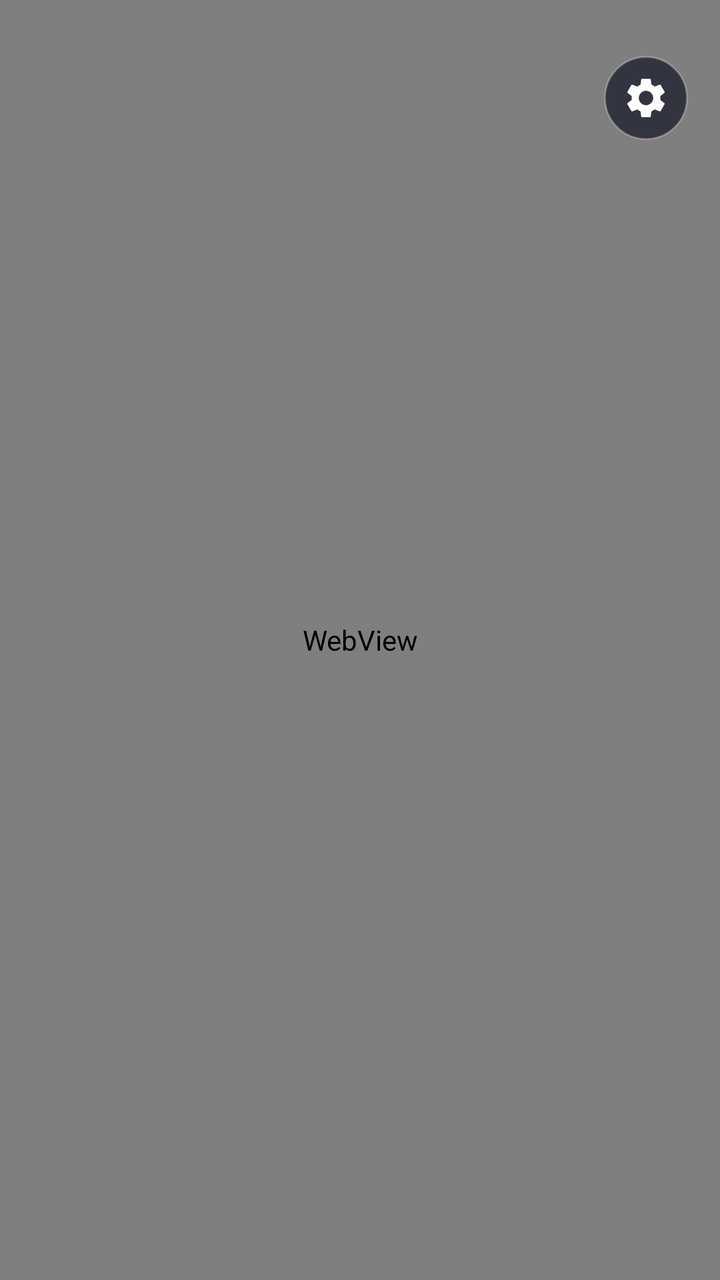
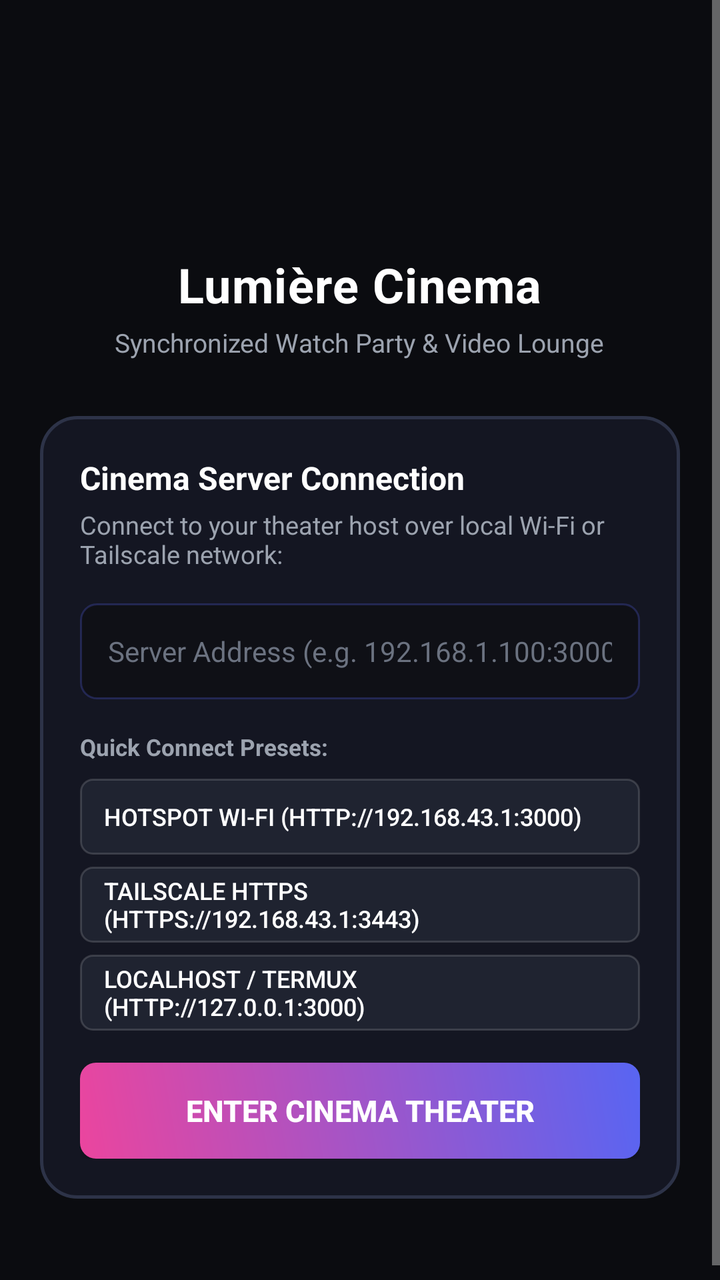

Before-and-after screenshots of an Android layout around one commit, followed by the original layout XML and the change that was made.
<!-- AndroidManifest.xml: application theme Theme.Lumiere -->
<!-- res/layout/activity_main.xml -->
<?xml version="1.0" encoding="utf-8"?>
<FrameLayout xmlns:android="http://schemas.android.com/apk/res/android"
    android:layout_width="match_parent"
    android:layout_height="match_parent"
    android:background="@color/bg_dark">

    
    <WebView
        android:id="@+id/webView"
        android:layout_width="match_parent"
        android:layout_height="match_parent"
        android:background="@color/bg_dark" />

    
    <ProgressBar
        android:id="@+id/progressBar"
        style="?android:attr/progressBarStyleHorizontal"
        android:layout_width="match_parent"
        android:layout_height="3dp"
        android:layout_gravity="top"
        android:max="100"
        android:progress="0"
        android:visibility="gone" />

    
    <FrameLayout
        android:id="@+id/customViewContainer"
        android:layout_width="match_parent"
        android:layout_height="match_parent"
        android:background="#000000"
        android:visibility="gone" />

    
    <ImageButton
        android:id="@+id/btnServerSettings"
        android:layout_width="42dp"
        android:layout_height="42dp"
        android:layout_gravity="top|end"
        android:layout_marginTop="28dp"
        android:layout_marginEnd="16dp"
        android:background="@drawable/btn_server_bg"
        android:src="@drawable/ic_server_gear"
        android:scaleType="centerInside"
        android:padding="9dp"
        android:contentDescription="Server Settings"
        android:elevation="6dp" />

    
    <LinearLayout
        android:id="@+id/errorView"
        android:layout_width="match_parent"
        android:layout_height="match_parent"
        android:orientation="vertical"
        android:gravity="center"
        android:padding="32dp"
        android:background="@color/bg_dark"
        android:visibility="gone">

        <ImageView
            android:layout_width="72dp"
            android:layout_height="72dp"
            android:src="@mipmap/ic_launcher"
            android:contentDescription="Lumiere Logo" />

        <TextView
            android:layout_width="wrap_content"
            android:layout_height="wrap_content"
            android:layout_marginTop="16dp"
            android:text="Lumière Cinema"
            android:textColor="@color/text_white"
            android:textSize="22sp"
            android:textStyle="bold" />

        <TextView
            android:id="@+id/errorStatusText"
            android:layout_width="wrap_content"
            android:layout_height="wrap_content"
            android:layout_marginTop="8dp"
            android:text="Cannot connect to theater server"
            android:textColor="@color/text_muted"
            android:textSize="14sp"
            android:gravity="center" />

        <Button
            android:id="@+id/btnRetry"
            android:layout_width="wrap_content"
            android:layout_height="44dp"
            android:layout_marginTop="24dp"
            android:background="@drawable/btn_primary_bg"
            android:text="Retry Connection"
            android:textColor="@color/text_white"
            android:paddingStart="24dp"
            android:paddingEnd="24dp" />

        <Button
            android:id="@+id/btnChangeServerFromError"
            android:layout_width="wrap_content"
            android:layout_height="44dp"
            android:layout_marginTop="12dp"
            android:background="@android:color/transparent"
            android:text="Change Server Address"
            android:textColor="@color/primary_accent" />
    </LinearLayout>

</FrameLayout>
<!-- resources referenced by this layout -->
<resources>
  <color name="bg_dark">#0b0c10</color>
  <color name="primary_accent">#5865f2</color>
  <color name="text_muted">#9ca3af</color>
  <color name="text_white">#ffffff</color>
  <!-- drawable btn_primary_bg (drawable) -->
  <?xml version="1.0" encoding="utf-8"?>
  <shape xmlns:android="http://schemas.android.com/apk/res/android"
      android:shape="rectangle">
      <corners android:radius="8dp" />
      <gradient
          android:angle="45"
          android:startColor="#eb459e"
          android:endColor="#5865f2"
          android:type="linear" />
  </shape>
  <!-- drawable btn_server_bg (drawable) -->
  <?xml version="1.0" encoding="utf-8"?>
  <shape xmlns:android="http://schemas.android.com/apk/res/android"
      android:shape="oval">
      <solid android:color="#cc1f2330" />
      <stroke android:width="1dp" android:color="#40ffffff" />
  </shape>
  <!-- mipmap ic_launcher (mipmap-anydpi-v26) -->
  <?xml version="1.0" encoding="utf-8"?>
  <adaptive-icon xmlns:android="http://schemas.android.com/apk/res/android">
      <background android:drawable="@color/ic_launcher_background" />
      <foreground android:drawable="@drawable/ic_launcher_foreground" />
  </adaptive-icon>
  <style name="Theme.Lumiere" parent="@android:style/Theme.Material.NoActionBar">
          <item name="android:windowBackground">@color/bg_dark</item>
          <item name="android:statusBarColor">@color/status_bar</item>
          <item name="android:navigationBarColor">@color/status_bar</item>
          <item name="android:windowNoTitle">true</item>
          <item name="android:windowActionBar">false</item>
      </style>
  <color name="ic_launcher_background">#0b0c10</color>
  <color name="status_bar">#07080a</color>
  <!-- unchanged entries left out for length: 2 -->
</resources>

<!-- the commit's change to res/layout/activity_main.xml (unified diff, before → after) -->
@@ -9,7 +9,8 @@
         android:id="@+id/webView"
         android:layout_width="match_parent"
         android:layout_height="match_parent"
-        android:background="@color/bg_dark" />
+        android:background="@color/bg_dark"
+        android:visibility="gone" />
 
     
     <ProgressBar
@@ -29,6 +30,182 @@
         android:layout_height="match_parent"
         android:background="#000000"
         android:visibility="gone" />
+
+    
+    <ScrollView
+        android:id="@+id/startPageView"
+        android:layout_width="match_parent"
+        android:layout_height="match_parent"
+        android:fillViewport="true"
+        android:background="@color/bg_dark"
+        android:visibility="visible">
+
+        <LinearLayout
+            android:layout_width="match_parent"
+            android:layout_height="wrap_content"
+            android:orientation="vertical"
+            android:gravity="center_horizontal"
+            android:paddingStart="20dp"
+            android:paddingEnd="20dp"
+            android:paddingTop="36dp"
+            android:paddingBottom="48dp">
+
+            
+            <ImageView
+                android:layout_width="76dp"
+                android:layout_height="76dp"
+                android:src="@mipmap/ic_launcher"
+                android:contentDescription="Lumiere Logo" />
+
+            <TextView
+                android:layout_width="wrap_content"
+                android:layout_height="wrap_content"
+                android:layout_marginTop="14dp"
+                android:text="@string/start_title"
+                android:textColor="@color/text_white"
+                android:textSize="24sp"
+                android:textStyle="bold"
+                android:letterSpacing="0.02" />
+
+            <TextView
+                android:layout_width="wrap_content"
+                android:layout_height="wrap_content"
+                android:layout_marginTop="4dp"
+                android:text="@string/start_subtitle"
+                android:textColor="@color/text_muted"
+                android:textSize="13sp"
+                android:gravity="center" />
+
+            
+            <LinearLayout
+                android:layout_width="match_parent"
+                android:layout_height="wrap_content"
+                android:layout_marginTop="28dp"
+                android:orientation="vertical"
+                android:background="@drawable/card_start_background"
+                android:padding="20dp">
+
+                <TextView
+                    android:layout_width="wrap_content"
+                    android:layout_height="wrap_content"
+                    android:text="@string/start_card_title"
+                    android:textColor="@color/text_white"
+                    android:textSize="16sp"
+                    android:textStyle="bold" />
+
+                <TextView
+                    android:layout_width="wrap_content"
+                    android:layout_height="wrap_content"
+                    android:layout_marginTop="4dp"
+                    android:text="@string/start_card_desc"
+                    android:textColor="@color/text_muted"
+                    android:textSize="12.5sp" />
+
+                
+                <EditText
+                    android:id="@+id/startServerUrlInput"
+                    android:layout_width="match_parent"
+                    android:layout_height="48dp"
+                    android:layout_marginTop="16dp"
+                    android:background="@drawable/input_background"
+                    android:hint="@string/server_url_hint"
+                    android:textColorHint="#6b7280"
+                    android:textColor="@color/text_white"
+                    android:paddingStart="14dp"
+                    android:paddingEnd="14dp"
+                    android:singleLine="true"
+                    android:inputType="textUri"
+                    android:textSize="14sp" />
+
+                
+                <TextView
+                    android:layout_width="wrap_content"
+                    android:layout_height="wrap_content"
+                    android:layout_marginTop="16dp"
+                    android:text="@string/btn_presets"
+                    android:textColor="@color/text_muted"
+                    android:textSize="11.5sp"
+                    android:textStyle="bold" />
+
+                <LinearLayout
+                    android:layout_width="match_parent"
+                    android:layout_height="wrap_content"
+                    android:layout_marginTop="8dp"
+                    android:orientation="vertical">
+
+                    <Button
+                        android:id="@+id/btnStartPresetHotspot"
+                        android:layout_width="match_parent"
+                        android:layout_height="38dp"
+                        android:layout_marginBottom="6dp"
+                        android:background="@drawable/btn_preset_bg"
+                        android:text="@string/preset_hotspot"
+                        android:textColor="@color/text_white"
+                        android:textSize="12sp"
+                        android:gravity="center_vertical|start"
+                        android:paddingStart="12dp"
+                        android:paddingEnd="12dp" />
+
+                    <Button
+                        android:id="@+id/btnStartPresetTailscale"
+                        android:layout_width="match_parent"
+                        android:layout_height="38dp"
+                        android:layout_marginBottom="6dp"
+                        android:background="@drawable/btn_preset_bg"
+                        android:text="@string/preset_tailscale"
+                        android:textColor="@color/text_white"
+                        android:textSize="12sp"
+                        android:gravity="center_vertical|start"
+                        android:paddingStart="12dp"
+                        android:paddingEnd="12dp" />
+
+                    <Button
+                        android:id="@+id/btnStartPresetLocalhost"
+                        android:layout_width="match_parent"
+                        android:layout_height="38dp"
+                        android:background="@drawable/btn_preset_bg"
+                        android:text="@string/preset_localhost"
+                        android:textColor="@color/text_white"
+                        android:textSize="12sp"
+                        android:gravity="center_vertical|start"
+                        android:paddingStart="12dp"
+                        android:paddingEnd="12dp" />
+                </LinearLayout>
+
+                
+                <ProgressBar
+                    android:id="@+id/startProgressBar"
+                    android:layout_width="32dp"
+                    android:layout_height="32dp"
+                    android:layout_gravity="center_horizontal"
+                    android:layout_marginTop="12dp"
+                    android:visibility="gone" />
+
+                <TextView
+                    android:id="@+id/startStatusText"
+                    android:layout_width="match_parent"
+                    android:layout_height="wrap_content"
+                    android:layout_marginTop="8dp"
+                    android:gravity="center"
+                    android:textColor="@color/primary_accent"
+                    android:textSize="13sp"
+                    android:visibility="gone" />
+
+                
+                <Button
+                    android:id="@+id/btnStartConnect"
+                    android:layout_width="match_parent"
+                    android:layout_height="48dp"
+                    android:layout_marginTop="16dp"
+                    android:background="@drawable/btn_primary_bg"
+                    android:text="@string/btn_connect_cinema"
+                    android:textColor="@color/text_white"
+                    android:textSize="15sp"
+                    android:textStyle="bold" />
+            </LinearLayout>
+
+        </LinearLayout>
+    </ScrollView>
 
     
     <ImageButton
@@ -43,7 +220,8 @@
         android:scaleType="centerInside"
         android:padding="9dp"
         android:contentDescription="Server Settings"
-        android:elevation="6dp" />
+        android:elevation="6dp"
+        android:visibility="gone" />
 
     
     <LinearLayout
<!-- resource entries referenced after the edit -->
@@ -4,6 +4,14 @@
   <color name="primary_accent">#5865f2</color>
   <color name="text_muted">#9ca3af</color>
   <color name="text_white">#ffffff</color>
+  <!-- drawable btn_preset_bg (drawable) -->
+  <?xml version="1.0" encoding="utf-8"?>
+  <shape xmlns:android="http://schemas.android.com/apk/res/android"
+      android:shape="rectangle">
+      <solid android:color="#1f2330" />
+      <corners android:radius="6dp" />
+      <stroke android:width="1dp" android:color="#26ffffff" />
+  </shape>
   <!-- drawable btn_primary_bg (drawable) -->
   <?xml version="1.0" encoding="utf-8"?>
   <shape xmlns:android="http://schemas.android.com/apk/res/android"
@@ -22,12 +30,38 @@
       <solid android:color="#cc1f2330" />
       <stroke android:width="1dp" android:color="#40ffffff" />
   </shape>
+  <!-- drawable card_start_background (drawable) -->
+  <?xml version="1.0" encoding="utf-8"?>
+  <shape xmlns:android="http://schemas.android.com/apk/res/android"
+      android:shape="rectangle">
+      <solid android:color="#141622" />
+      <corners android:radius="18dp" />
+      <stroke android:width="1.5dp" android:color="#2d3348" />
+  </shape>
+  <!-- drawable input_background (drawable) -->
+  <?xml version="1.0" encoding="utf-8"?>
+  <shape xmlns:android="http://schemas.android.com/apk/res/android"
+      android:shape="rectangle">
+      <solid android:color="#0f1016" />
+      <corners android:radius="8dp" />
+      <stroke android:width="1dp" android:color="#405865f2" />
+  </shape>
   <!-- mipmap ic_launcher (mipmap-anydpi-v26) -->
   <?xml version="1.0" encoding="utf-8"?>
   <adaptive-icon xmlns:android="http://schemas.android.com/apk/res/android">
       <background android:drawable="@color/ic_launcher_background" />
       <foreground android:drawable="@drawable/ic_launcher_foreground" />
   </adaptive-icon>
+  <string name="btn_connect_cinema">Enter Cinema Theater</string>
+  <string name="btn_presets">Quick Connect Presets:</string>
+  <string name="preset_hotspot">Hotspot Wi-Fi (http://192.168.43.1:3000)</string>
+  <string name="preset_localhost">Localhost / Termux (http://127.0.0.1:3000)</string>
+  <string name="preset_tailscale">Tailscale HTTPS (https://192.168.43.1:3443)</string>
+  <string name="server_url_hint">Server Address (e.g. 192.168.1.100:3000)</string>
+  <string name="start_card_desc">Connect to your theater host over local Wi-Fi or Tailscale network:</string>
+  <string name="start_card_title">Cinema Server Connection</string>
+  <string name="start_subtitle">Synchronized Watch Party &amp; Video Lounge</string>
+  <string name="start_title">Lumière Cinema</string>
   <style name="Theme.Lumiere" parent="@android:style/Theme.Material.NoActionBar">
           <item name="android:windowBackground">@color/bg_dark</item>
           <item name="android:statusBarColor">@color/status_bar</item>
